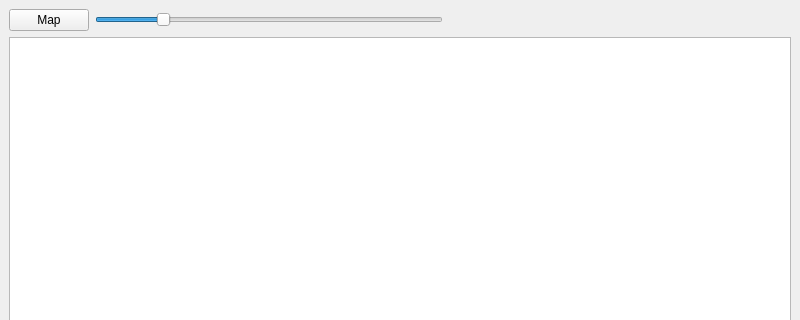
This is mainwindow.ui in Faz0lek/vut-fit-icp as Qt 5 draws it before an edit; both pictures show x 0 to 800 and y 0 to 320 of the 800 by 600 pixel window. The edited form follows.
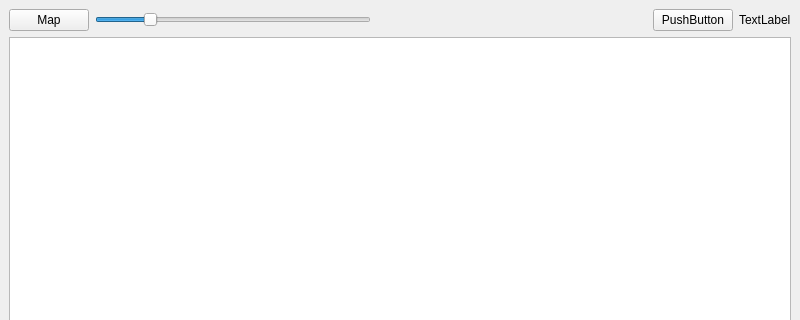
This is the edited form.

Commit message: Implement clock

Patch:
```diff
--- a/mainwindow.ui
+++ b/mainwindow.ui
@@ -53,6 +53,20 @@
         </property>
        </spacer>
       </item>
+      <item>
+       <widget class="QPushButton" name="setTimeButton">
+        <property name="text">
+         <string>PushButton</string>
+        </property>
+       </widget>
+      </item>
+      <item>
+       <widget class="QLabel" name="timeLabel">
+        <property name="text">
+         <string>TextLabel</string>
+        </property>
+       </widget>
+      </item>
      </layout>
     </item>
     <item>
```
Left out of the diff: 9 changed lines with no effect on the pictures. The commit also changes 2 other files.
